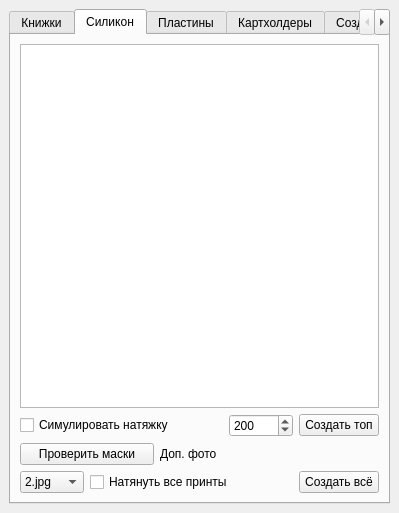
Above: WB/MakePrint/ui/MakeBookPrintUi.ui from gora5624/Python before the change. Below: the same form after it.
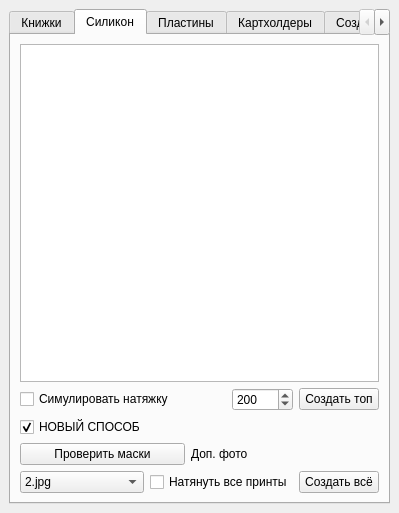
That is the form after the change. The open tabs and pages were chosen to show the change.

```diff
--- a/WB/MakePrint/ui/MakeBookPrintUi.ui
+++ b/WB/MakePrint/ui/MakeBookPrintUi.ui
@@ -38,7 +38,7 @@
     </sizepolicy>
    </property>
    <property name="currentIndex">
-    <number>4</number>
+    <number>1</number>
    </property>
    <widget class="QWidget" name="tabBook">
     <property name="sizePolicy">
@@ -121,8 +121,12 @@
      <string>Силикон</string>
     </attribute>
     <layout class="QGridLayout" name="gridLayout_4">
-     <item row="0" column="0" colspan="5">
-      <widget class="QTextBrowser" name="textSiliconMask"/>
+     <item row="4" column="4">
+      <widget class="QPushButton" name="CreateSiliconImage">
+       <property name="text">
+        <string>Создать всё</string>
+       </property>
+      </widget>
      </item>
      <item row="1" column="0" colspan="3">
       <widget class="QCheckBox" name="FakeModeChekBox">
@@ -141,6 +145,23 @@
        </property>
       </widget>
      </item>
+     <item row="3" column="2" colspan="2">
+      <widget class="QLabel" name="label_4">
+       <property name="text">
+        <string>Доп. фото</string>
+       </property>
+      </widget>
+     </item>
+     <item row="3" column="0" colspan="2">
+      <widget class="QPushButton" name="ChekMask">
+       <property name="text">
+        <string>Проверить маски</string>
+       </property>
+      </widget>
+     </item>
+     <item row="0" column="0" colspan="5">
+      <widget class="QTextBrowser" name="textSiliconMask"/>
+     </item>
      <item row="1" column="4">
       <widget class="QPushButton" name="CreateSiliconImageTop">
        <property name="text">
@@ -148,21 +169,14 @@
        </property>
       </widget>
      </item>
-     <item row="2" column="0" colspan="2">
-      <widget class="QPushButton" name="ChekMask">
+     <item row="4" column="1" colspan="3">
+      <widget class="QCheckBox" name="SiliconeMode">
        <property name="text">
-        <string>Проверить маски</string>
+        <string>Натянуть все принты</string>
        </property>
       </widget>
      </item>
-     <item row="2" column="2" colspan="2">
-      <widget class="QLabel" name="label_4">
-       <property name="text">
-        <string>Доп. фото</string>
-       </property>
-      </widget>
-     </item>
-     <item row="3" column="0">
+     <item row="4" column="0">
       <widget class="QComboBox" name="AddPhotoSelector">
        <item>
         <property name="text">
@@ -176,17 +190,13 @@
        </item>
       </widget>
      </item>
-     <item row="3" column="1" colspan="3">
-      <widget class="QCheckBox" name="SiliconeMode">
+     <item row="2" column="0">
+      <widget class="QCheckBox" name="newSiliconChekBox">
        <property name="text">
-        <string>Натянуть все принты</string>
+        <string>НОВЫЙ СПОСОБ</string>
        </property>
-      </widget>
-     </item>
-     <item row="3" column="4">
-      <widget class="QPushButton" name="CreateSiliconImage">
-       <property name="text">
-        <string>Создать всё</string>
+       <property name="checked">
+        <bool>true</bool>
        </property>
       </widget>
      </item>
@@ -200,6 +210,7 @@
     <zorder>CreateSiliconImageTop</zorder>
     <zorder>countPrints</zorder>
     <zorder>SiliconeMode</zorder>
+    <zorder>newSiliconChekBox</zorder>
    </widget>
    <widget class="QWidget" name="plastins">
     <property name="sizePolicy">
```
